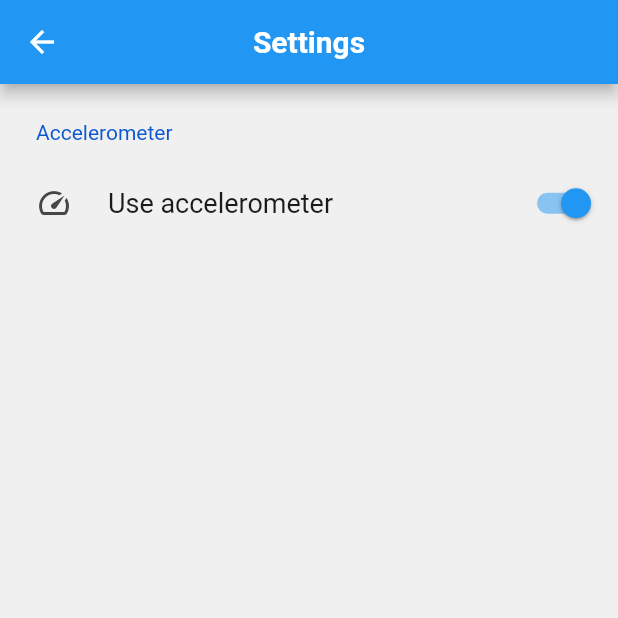
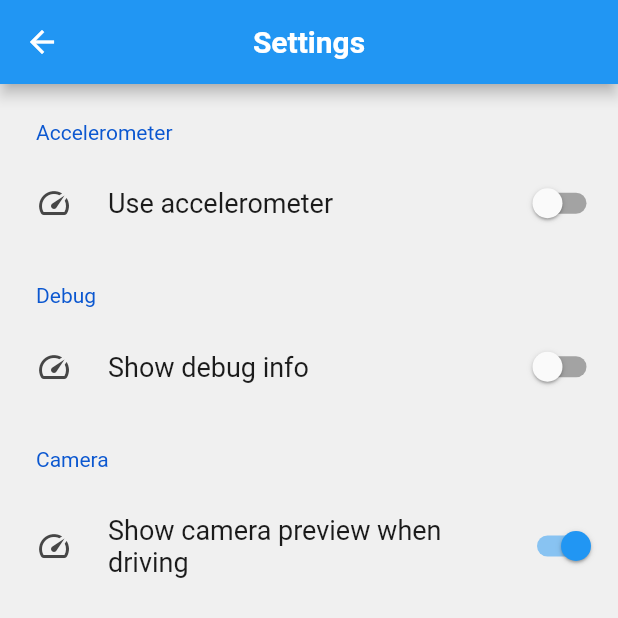
Before and after one commit to safedrivingproject/DriveFit, a Flutter app: the SettingsPage screen opened directly, on a phone screen of 412 x 824 dp, the top half of it. Run offline on Flutter 3.47's test engine with Material 2 defaults, Android fonts, the phone set to English and light mode, and no system bars; drawn by our look-alikes of settings_ui; our stand-ins replace assets_audio_player, awesome_notifications, camera; missing offline and left inert: flutter_sensors, google_mlkit_commons, google_mlkit_face_detection; Roboto replaces fonts that are missing (Segoe UI).

Commit message:
Improved calibration, settings, detection

```diff
--- a/lib/global_variables.dart
+++ b/lib/global_variables.dart
@@ -6,4 +6,7 @@ double neutralRotX = 5, neutralRotY = -25;
 double neutralAccelX = 0.0, neutralAccelY = 9.8, neutralAccelZ = 0.0;
 double resultantAccel = 0;
 bool hasCalibrated = false;
-bool useAccelerometer = true;
+bool useAccelerometer = false;
+bool inCalibrationMode = true;
+bool showDebug = false;
+bool showCameraPreview = true;
--- a/lib/main.dart
+++ b/lib/main.dart
@@ -1,9 +1,7 @@
 import 'package:flutter/material.dart';
 import 'package:camera/camera.dart';
-import 'package:awesome_notifications/awesome_notifications.dart';
 import 'home_page.dart';
 import 'notification_controller.dart';
-import 'notification_page.dart';
 import 'global_variables.dart' as globals;
 
 List<CameraDescription> cameras = [];
--- a/lib/settings_page.dart
+++ b/lib/settings_page.dart
@@ -1,6 +1,5 @@
 import 'package:flutter/material.dart';
 import 'package:settings_ui/settings_ui.dart';
-import 'driving_view.dart';
 import 'global_variables.dart' as globals;
 
 class SettingsPage extends StatefulWidget {
@@ -33,13 +32,51 @@ class _SettingsPageState extends State<SettingsPage> {
                 leading: const Icon(Icons.speed),
                 initialValue: globals.useAccelerometer,
                 onToggle: (value) {
-                  setState(() {
-                    globals.useAccelerometer = value;
-                  });
+                  if (mounted) {
+                    setState(() {
+                      globals.useAccelerometer = value;
+                    });
+                  }
                 },
               ),
             ],
-          )
+          ),
+          SettingsSection(
+            margin: const EdgeInsetsDirectional.all(20),
+            title: const Text("Debug"),
+            tiles: [
+              SettingsTile.switchTile(
+                title: const Text("Show debug info"),
+                leading: const Icon(Icons.speed),
+                initialValue: globals.showDebug,
+                onToggle: (value) {
+                  if (mounted) {
+                    setState(() {
+                      globals.showDebug = value;
+                    });
+                  }
+                },
+              ),
+            ],
+          ),
+          SettingsSection(
+            margin: const EdgeInsetsDirectional.all(20),
+            title: const Text("Camera"),
+            tiles: [
+              SettingsTile.switchTile(
+                title: const Text("Show camera preview when driving"),
+                leading: const Icon(Icons.speed),
+                initialValue: globals.showCameraPreview,
+                onToggle: (value) {
+                  if (mounted) {
+                    setState(() {
+                      globals.showCameraPreview = value;
+                    });
+                  }
+                },
+              ),
+            ],
+          ),
         ]));
   }
 }
```
Also changed, not shown: lib/camera_view.dart (+7 -1 lines), lib/driving_view.dart (+138 -30 lines), lib/notification_controller.dart (+28 -2 lines), 1 other file.
